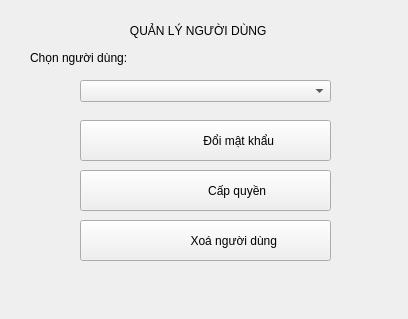
Above: quanlyuser.ui from si13ncer/DoAnCTDL before the change. Below: the same form after it.
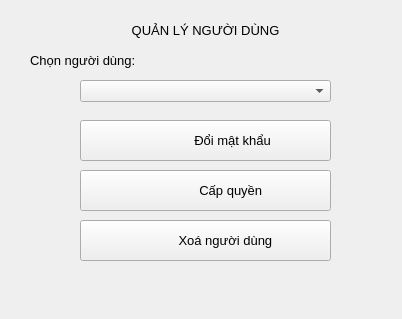
That is the form after the change. Icons and pictures are not drawn.

What changed in the file:
```diff
--- a/quanlyuser.ui
+++ b/quanlyuser.ui
@@ -6,10 +6,15 @@
    <rect>
     <x>0</x>
     <y>0</y>
-    <width>408</width>
+    <width>402</width>
     <height>319</height>
    </rect>
   </property>
+  <property name="font">
+   <font>
+    <pointsize>10</pointsize>
+   </font>
+  </property>
   <property name="windowTitle">
    <string>Dialog</string>
   </property>
@@ -31,8 +36,8 @@
     <rect>
      <x>30</x>
      <y>50</y>
-     <width>101</width>
-     <height>16</height>
+     <width>121</width>
+     <height>21</height>
     </rect>
    </property>
    <property name="text">
@@ -62,7 +67,7 @@
     <enum>Qt::LeftToRight</enum>
    </property>
    <property name="text">
-    <string>                    Đổi mật khẩu</string>
+    <string>               Đổi mật khẩu</string>
    </property>
    <property name="icon">
     <iconset resource="res.qrc">
@@ -88,7 +93,7 @@
     </rect>
    </property>
    <property name="text">
-    <string>                   Cấp quyền</string>
+    <string>              Cấp quyền</string>
    </property>
    <property name="icon">
     <iconset resource="res.qrc">
@@ -114,7 +119,7 @@
     </rect>
    </property>
    <property name="text">
-    <string>                 Xoá người dùng</string>
+    <string>           Xoá người dùng</string>
    </property>
    <property name="icon">
     <iconset resource="res.qrc">
```
